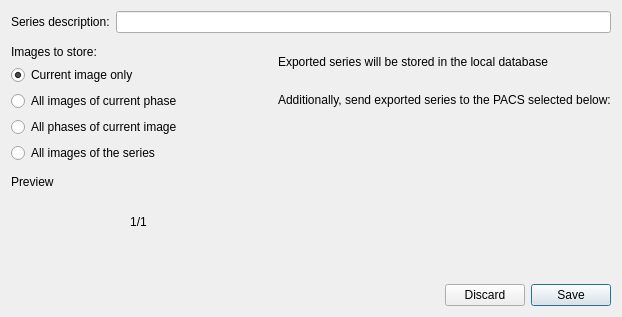
The window that starviewer/src/inputoutput/qexporterbase.ui (starviewer-medical/starviewer) describes before a commit, drawn with Qt 5.
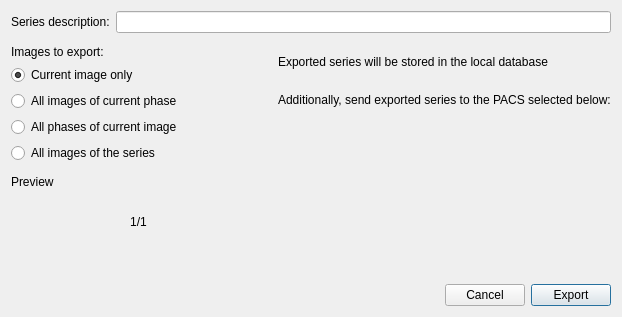
The same window after the commit. Custom widgets are drawn as their Qt base class.

What changed in the file:
```diff
--- a/starviewer/src/inputoutput/qexporterbase.ui
+++ b/starviewer/src/inputoutput/qexporterbase.ui
@@ -58,7 +58,7 @@
          <item>
           <widget class="QLabel" name="label_2">
            <property name="text">
-            <string>Images to store:</string>
+            <string>Images to export:</string>
            </property>
           </widget>
          </item>
@@ -210,14 +210,14 @@
      <item>
       <widget class="QPushButton" name="m_cancelButton">
        <property name="text">
-        <string>Discard</string>
+        <string>Cancel</string>
        </property>
       </widget>
      </item>
      <item>
       <widget class="QPushButton" name="m_saveButton">
        <property name="text">
-        <string>Save</string>
+        <string>Export</string>
        </property>
        <property name="default">
         <bool>true</bool>
```
